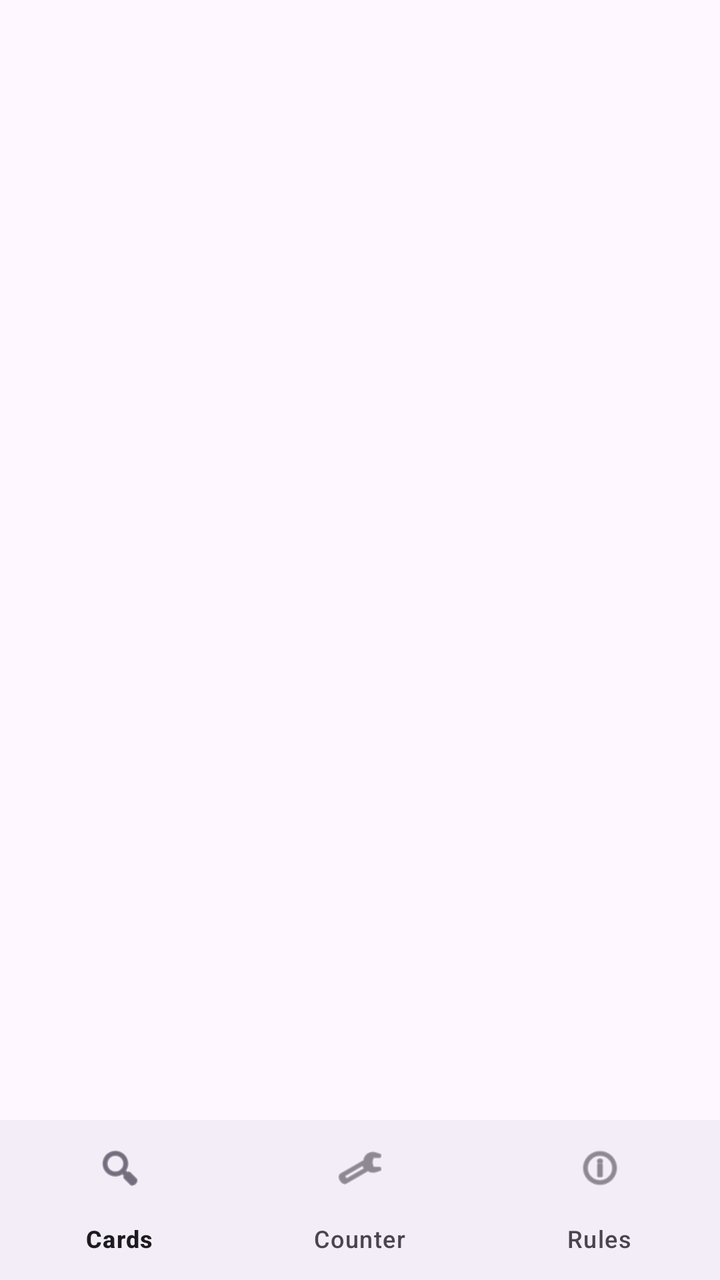
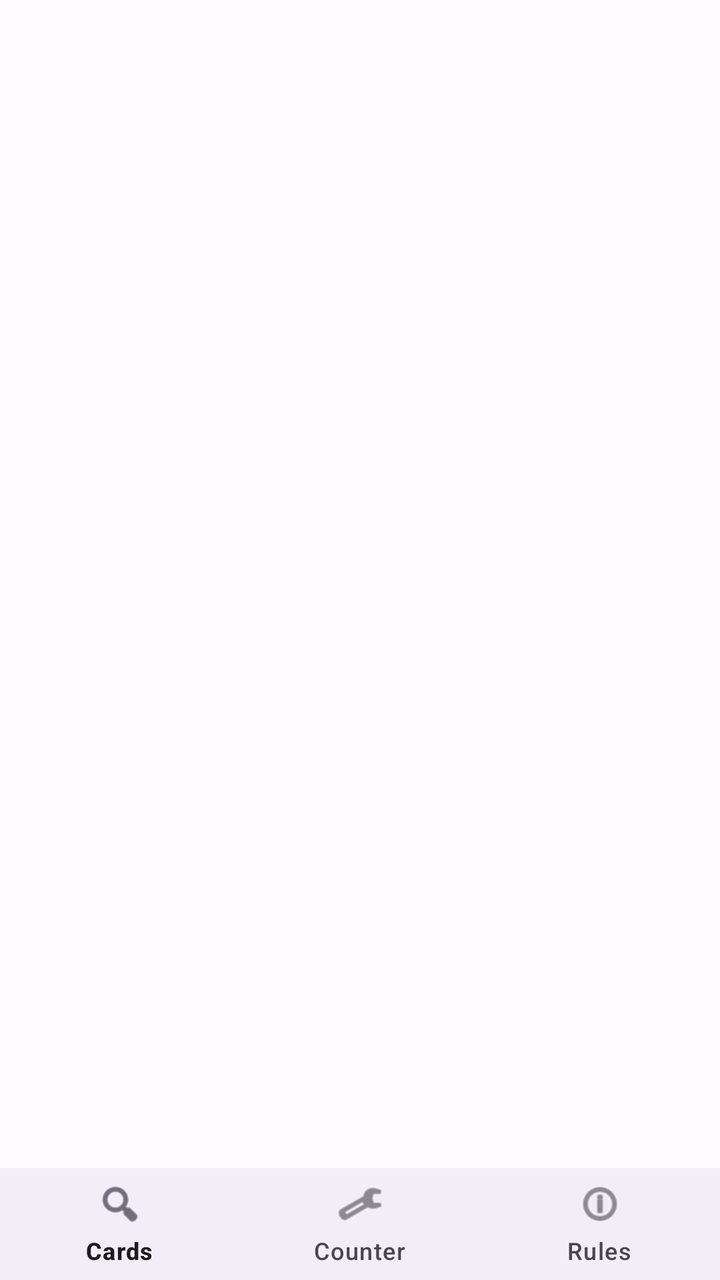

Before-and-after screenshots of an Android layout around one commit, followed by the original layout XML and the change that was made.
<!-- AndroidManifest.xml: application theme Theme.GrandArchiveCompanion -->
<!-- res/layout/fragment_home.xml -->
<?xml version="1.0" encoding="utf-8"?>
    <androidx.constraintlayout.widget.ConstraintLayout
    xmlns:android="http://schemas.android.com/apk/res/android"
    xmlns:app="http://schemas.android.com/apk/res-auto"
    xmlns:tools="http://schemas.android.com/tools"
    android:layout_width="match_parent"
    android:layout_height="match_parent"
    tools:context=".ui.HomeFragment">

    <com.google.android.material.bottomnavigation.BottomNavigationView
        android:id="@+id/bottom_navigation"
        android:layout_width="0dp"
        android:layout_height="wrap_content"
        app:layout_constraintBottom_toBottomOf="parent"
        app:layout_constraintStart_toStartOf="parent"
        app:layout_constraintEnd_toEndOf="parent"
        app:menu="@menu/bottom_nav_menu" />

    <androidx.viewpager2.widget.ViewPager2
        android:id="@+id/view_pager"
        android:layout_width="0dp"
        android:layout_height="0dp"
        app:layout_constraintTop_toTopOf="parent"
        app:layout_constraintBottom_toTopOf="@id/bottom_navigation"
        app:layout_constraintStart_toStartOf="parent"
        app:layout_constraintEnd_toEndOf="parent" />

</androidx.constraintlayout.widget.ConstraintLayout>
<!-- resources referenced by this layout -->
<resources>
  <style name="Theme.GrandArchiveCompanion" parent="Base.Theme.GrandArchiveCompanion" />
  <style name="Base.Theme.GrandArchiveCompanion" parent="Theme.Material3.DayNight.NoActionBar">
          
          
      </style>
</resources>

<!-- the commit's change to res/layout/fragment_home.xml (unified diff, before → after) -->
@@ -7,14 +7,21 @@
     android:layout_height="match_parent"
     tools:context=".ui.HomeFragment">
 
+    
+
+    
+
     <com.google.android.material.bottomnavigation.BottomNavigationView
         android:id="@+id/bottom_navigation"
-        android:layout_width="0dp"
+        style="@style/Custom.BottomNavigationView"
+        android:layout_width="match_parent"
         android:layout_height="wrap_content"
         app:layout_constraintBottom_toBottomOf="parent"
+        app:layout_constraintEnd_toEndOf="parent"
         app:layout_constraintStart_toStartOf="parent"
-        app:layout_constraintEnd_toEndOf="parent"
         app:menu="@menu/bottom_nav_menu" />
+
+
 
     <androidx.viewpager2.widget.ViewPager2
         android:id="@+id/view_pager"
<!-- resource entries referenced after the edit -->
@@ -1,9 +1,71 @@
 <!-- resources referenced by this layout -->
 <resources>
-  <style name="Theme.GrandArchiveCompanion" parent="Base.Theme.GrandArchiveCompanion" />
-  <style name="Base.Theme.GrandArchiveCompanion" parent="Theme.Material3.DayNight.NoActionBar">
+  <style name="Custom.BottomNavigationView" parent="Widget.Material3.BottomNavigationView">
           
+          <item name="android:minHeight">56dp</item>
+  
           
+          <item name="itemPaddingTop">6dp</item>
+          <item name="itemPaddingBottom">10dp</item>
       </style>
+  <style name="Theme.GrandArchiveCompanion" parent="Theme.Material3.DayNight.NoActionBar">
+          
+          <item name="colorPrimary">@color/md_theme_primary</item>
+          <item name="colorOnPrimary">@color/md_theme_onPrimary</item>
+          <item name="colorPrimaryContainer">@color/md_theme_primaryContainer</item>
+          <item name="colorOnPrimaryContainer">@color/md_theme_onPrimaryContainer</item>
+          
+          <item name="colorSecondary">@color/md_theme_secondary</item>
+          <item name="colorOnSecondary">@color/md_theme_onSecondary</item>
+          <item name="colorSecondaryContainer">@color/md_theme_secondaryContainer</item>
+          <item name="colorOnSecondaryContainer">@color/md_theme_onSecondaryContainer</item>
+          
+          <item name="colorTertiary">@color/md_theme_tertiary</item>
+          <item name="colorOnTertiary">@color/md_theme_onTertiary</item>
+          <item name="colorTertiaryContainer">@color/md_theme_tertiaryContainer</item>
+          <item name="colorOnTertiaryContainer">@color/md_theme_onTertiaryContainer</item>
+          
+          <item name="colorError">@color/md_theme_error</item>
+          <item name="colorOnError">@color/md_theme_onError</item>
+          <item name="colorErrorContainer">@color/md_theme_errorContainer</item>
+          <item name="colorOnErrorContainer">@color/md_theme_onErrorContainer</item>
+          
+          <item name="android:colorBackground">@color/md_theme_background</item>
+          <item name="colorOnBackground">@color/md_theme_onBackground</item>
+          <item name="colorSurface">@color/md_theme_surface</item>
+          <item name="colorOnSurface">@color/md_theme_onSurface</item>
+          <item name="colorSurfaceVariant">@color/md_theme_surfaceVariant</item>
+          <item name="colorOnSurfaceVariant">@color/md_theme_onSurfaceVariant</item>
+          
+          <item name="colorOutline">@color/md_theme_outline</item>
+          <item name="colorOutlineVariant">@color/md_theme_outlineVariant</item>
+          
+          <item name="android:statusBarColor">@color/md_theme_surface</item>
+          <item name="android:windowLightStatusBar">true</item>
+      </style>
+  <color name="md_theme_primary">#6750A4</color>
+  <color name="md_theme_onPrimary">#FFFFFF</color>
+  <color name="md_theme_primaryContainer">#EADDFF</color>
+  <color name="md_theme_onPrimaryContainer">#21005D</color>
+  <color name="md_theme_secondary">#625B71</color>
+  <color name="md_theme_onSecondary">#FFFFFF</color>
+  <color name="md_theme_secondaryContainer">#E8DEF8</color>
+  <color name="md_theme_onSecondaryContainer">#1D192B</color>
+  <color name="md_theme_tertiary">#7D5260</color>
+  <color name="md_theme_onTertiary">#FFFFFF</color>
+  <color name="md_theme_tertiaryContainer">#FFD8E4</color>
+  <color name="md_theme_onTertiaryContainer">#31111D</color>
+  <color name="md_theme_error">#B3261E</color>
+  <color name="md_theme_onError">#FFFFFF</color>
+  <color name="md_theme_errorContainer">#F9DEDC</color>
+  <color name="md_theme_onErrorContainer">#410E0B</color>
+  <color name="md_theme_background">#FFFBFE</color>
+  <color name="md_theme_onBackground">#1C1B1F</color>
+  <color name="md_theme_surface">#FFFBFE</color>
+  <color name="md_theme_onSurface">#1C1B1F</color>
+  <color name="md_theme_surfaceVariant">#E7E0EC</color>
+  <color name="md_theme_onSurfaceVariant">#49454F</color>
+  <color name="md_theme_outline">#79747E</color>
+  <color name="md_theme_outlineVariant">#CAC4D0</color>
 </resources>
 
